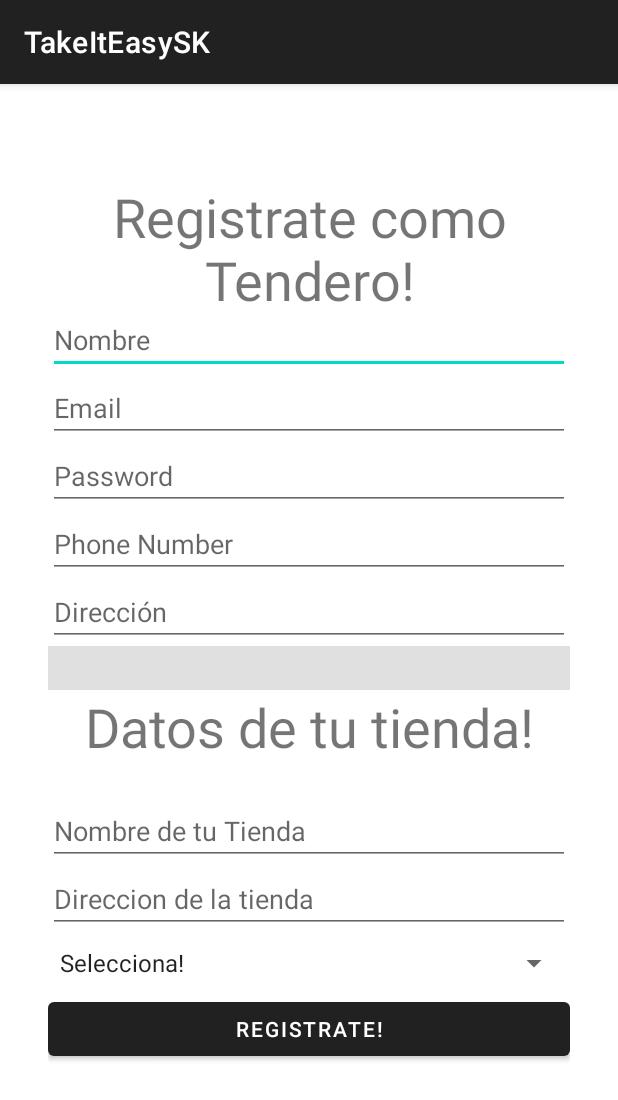
After one commit to IETIM/TenderoAndroidApp, an Android app: the RegisterActivity screen opened directly, with no data from a screen before it, on a phone screen of 412 x 824 dp. The commit adds this screen. Shown: the top 1100 px of the screen. Run offline under Robolectric (Android 15) with nearby library versions, the phone set to English and light mode, and no system bars.

Commit message:
Getting and saving StoreId in localstorage and Starting Register form

```diff
--- /dev/null
+++ b/app/src/main/java/edu/eci/ieti/takeiteasysk/ui/register/RegisterActivity.java
@@ -0,0 +1,16 @@
+package edu.eci.ieti.takeiteasysk.ui.register;
+
+import androidx.appcompat.app.AppCompatActivity;
+
+import android.os.Bundle;
+
+import edu.eci.ieti.takeiteasysk.R;
+
+public class RegisterActivity extends AppCompatActivity {
+
+    @Override
+    protected void onCreate(Bundle savedInstanceState) {
+        super.onCreate(savedInstanceState);
+        setContentView(R.layout.activity_register);
+    }
+}
--- /dev/null
+++ b/app/src/main/res/layout/activity_register.xml
@@ -0,0 +1,116 @@
+<?xml version="1.0" encoding="utf-8"?>
+<androidx.constraintlayout.widget.ConstraintLayout xmlns:android="http://schemas.android.com/apk/res/android"
+    xmlns:app="http://schemas.android.com/apk/res-auto"
+    xmlns:tools="http://schemas.android.com/tools"
+    android:layout_width="match_parent"
+    android:layout_height="match_parent"
+    tools:context=".ui.register.RegisterActivity">
+
+    <ScrollView
+        android:layout_width="match_parent"
+        android:layout_height="match_parent"
+        android:layout_marginTop="32dp"
+        app:layout_constraintTop_toTopOf="parent">
+
+        <LinearLayout
+            android:layout_width="match_parent"
+            android:layout_height="wrap_content"
+            android:layout_marginStart="32dp"
+            android:layout_marginTop="32dp"
+            android:layout_marginEnd="32dp"
+            android:layout_marginBottom="16dp"
+            android:orientation="vertical">
+
+            <TextView
+                android:id="@+id/textView2"
+                android:layout_width="match_parent"
+                android:layout_height="84dp"
+                android:text="@string/registrate_como_tendero"
+                android:textAlignment="center"
+                android:textSize="36sp" />
+
+            <EditText
+                android:id="@+id/RegisterName"
+                android:layout_width="match_parent"
+                android:layout_height="wrap_content"
+                android:ems="10"
+                android:hint="@string/nombre"
+                android:inputType="textPersonName" />
+
+            <EditText
+                android:id="@+id/registerEmail"
+                android:layout_width="match_parent"
+                android:layout_height="wrap_content"
+                android:ems="10"
+                android:hint="@string/email"
+                android:inputType="textEmailAddress" />
+
+            <EditText
+                android:id="@+id/RegisterPassword"
+                android:layout_width="match_parent"
+                android:layout_height="wrap_content"
+                android:ems="10"
+                android:hint="@string/password"
+                android:inputType="textPassword" />
+
+            <EditText
+                android:id="@+id/registerPhone"
+                android:layout_width="match_parent"
+                android:layout_height="wrap_content"
+                android:ems="10"
+                android:hint="@string/phone_number"
+                android:inputType="number" />
+
+            <EditText
+                android:id="@+id/registerLocalAddress"
+                android:layout_width="match_parent"
+                android:layout_height="wrap_content"
+                android:ems="10"
+                android:hint="@string/direcci_n"
+                android:inputType="textPersonName" />
+
+            <View
+                android:id="@+id/divider"
+                android:layout_width="match_parent"
+                android:layout_height="29dp"
+                android:background="?android:attr/listDivider" />
+
+            <TextView
+                android:id="@+id/textView9"
+                android:layout_width="match_parent"
+                android:layout_height="71dp"
+                android:text="@string/datos_de_tu_tienda"
+                android:textAlignment="center"
+                android:textSize="36sp" />
+
+            <EditText
+                android:id="@+id/registerShopName"
+                android:layout_width="match_parent"
+                android:layout_height="wrap_content"
+                android:ems="10"
+                android:hint="@string/nombre_de_tu_tienda"
+                android:inputType="textPersonName" />
+
+            <EditText
+                android:id="@+id/registerShopAddress"
+                android:layout_width="match_parent"
+                android:layout_height="wrap_content"
+                android:ems="10"
+                android:hint="@string/direccion_de_la_tienda"
+                android:inputType="textPersonName" />
+
+            <Spinner
+                android:id="@+id/registerShopType"
+                android:layout_width="match_parent"
+                android:layout_height="40dp"
+                android:entries="@array/Store_Types" />
+
+            <Button
+                android:id="@+id/button3"
+                android:layout_width="match_parent"
+                android:layout_height="wrap_content"
+                android:text="@string/registrate" />
+        </LinearLayout>
+    </ScrollView>
+
+</androidx.constraintlayout.widget.ConstraintLayout>
--- a/app/src/main/res/values/strings.xml
+++ b/app/src/main/res/values/strings.xml
@@ -27,4 +27,24 @@
     <string name="product_register">Registrar</string>
     <string name="Add_Image_Button">Añadir imagen</string>
     <string name="logout">Log Out</string>
+    <string name="registrate_como_tendero">Registrate como Tendero!</string>
+    <string name="nombre">Nombre</string>
+    <string name="correo_electronico">Correo Electronico</string>
+    <string name="phone_number">Phone Number</string>
+    <string name="direcci_n">Dirección</string>
+    <string name="datos_de_tu_tienda">Datos de tu tienda!</string>
+    <string name="nombre_de_tu_tienda">Nombre de tu Tienda</string>
+    <string name="direccion_de_la_tienda">Direccion de la tienda</string>
+    <string name="tipo_de_tu_tienda">Tipo de tu tienda!</string>
+    <string name="registrate">Registrate!</string>
+    <string-array name="Store_Types">
+        <item>Selecciona!</item>
+        <item>Droguería</item>
+        <item>Supermercado</item>
+        <item>Ferreteria</item>
+        <item>Restaurante</item>
+        <item>Panadería</item>
+        <item>Variedades</item>
+
+    </string-array>
 </resources>
```
Also changed, not shown: app/src/main/AndroidManifest.xml (+5 -6 lines), app/src/main/java/edu/eci/ieti/takeiteasysk/MainActivity.java (+43 -0 lines), app/src/main/java/edu/eci/ieti/takeiteasysk/model/Product.java (+12 -1 lines), app/src/main/java/edu/eci/ieti/takeiteasysk/model/Shop.java (added, +101 -0 lines), app/src/main/java/edu/eci/ieti/takeiteasysk/model/Storekeeper.java (added, +51 -0 lines), app/src/main/java/edu/eci/ieti/takeiteasysk/model/auth/Token.java (+27 -0 lines), app/src/main/java/edu/eci/ieti/takeiteasysk/network/RetrofitNetwork.java (+7 -0 lines), app/src/main/java/edu/eci/ieti/takeiteasysk/network/services/StoreService.java (added, +16 -0 lines), app/src/main/res/layout/activity_main.xml (+11 -10 lines).
